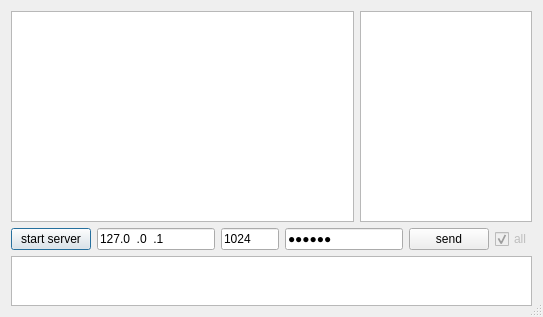
Old version of the form dialog.ui in the repository mefest/qChat_server.
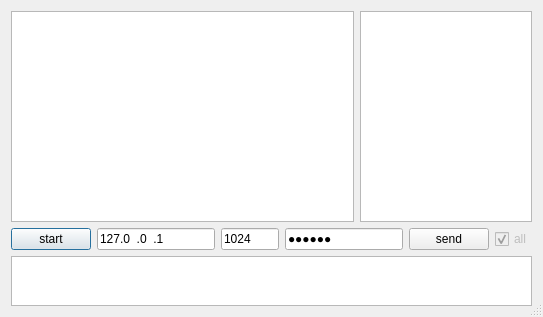
New version of the form. Icons and pictures are not drawn.

```diff
--- a/dialog.ui
+++ b/dialog.ui
@@ -67,7 +67,7 @@
        <item>
         <widget class="QPushButton" name="btn_start">
          <property name="text">
-          <string>start server</string>
+          <string>start</string>
          </property>
         </widget>
        </item>
```
Left out of the diff: 3 changed lines with no effect on the pictures.
